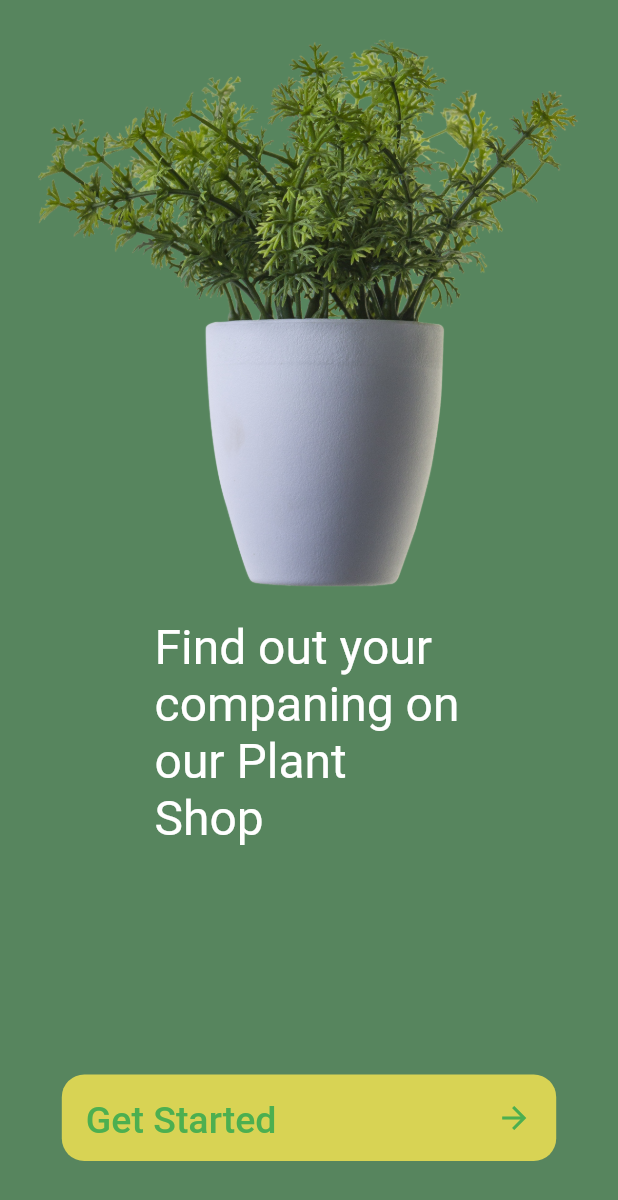
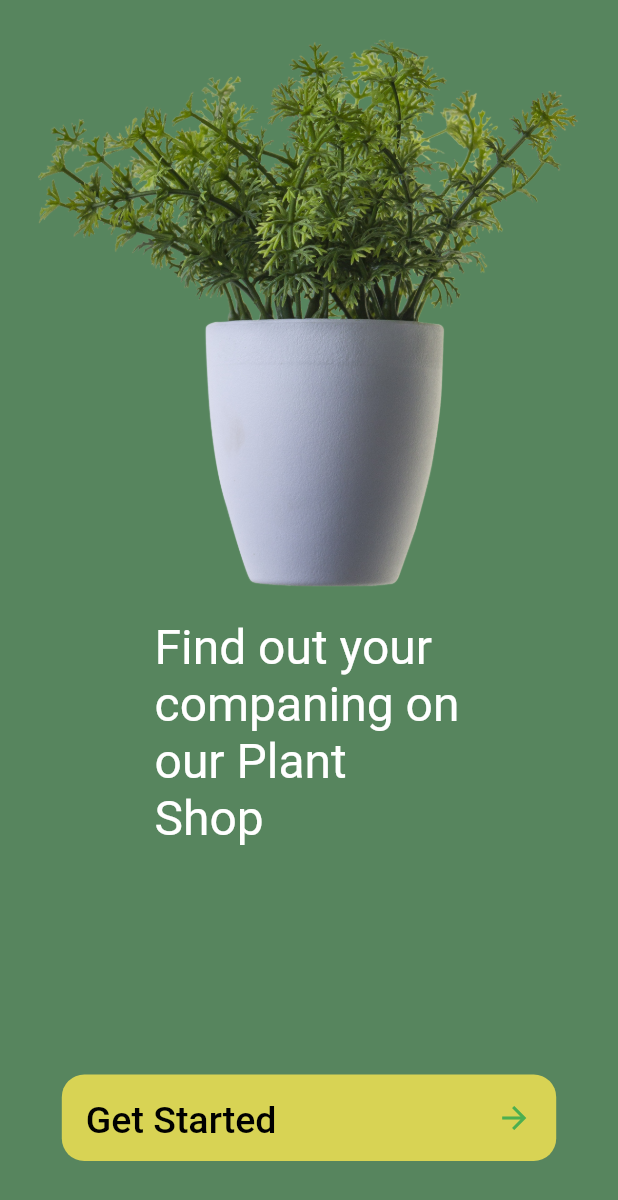
Before and after one commit to aneebbaig/plant_ui, a Flutter app: the screen it shows after launch, on a phone screen of 412 x 824 dp. Shown: the top 1200 px of the screen. Run offline on Flutter 3.47's test engine with Material 2 defaults, Android fonts, the phone set to English and light mode, and no system bars.

Commit message:
Checking commit

```diff
--- a/lib/screen/homepage.dart
+++ b/lib/screen/homepage.dart
@@ -47,7 +47,10 @@ class HomePage extends StatelessWidget {
                   children: const [
                     Text(
                       "Get Started",
-                      style: TextStyle(fontSize: 25),
+                      style: TextStyle(
+                        fontSize: 25,
+                        color: Colors.black,
+                      ),
                     ),
                     Icon(Icons.arrow_forward),
                   ],
```
